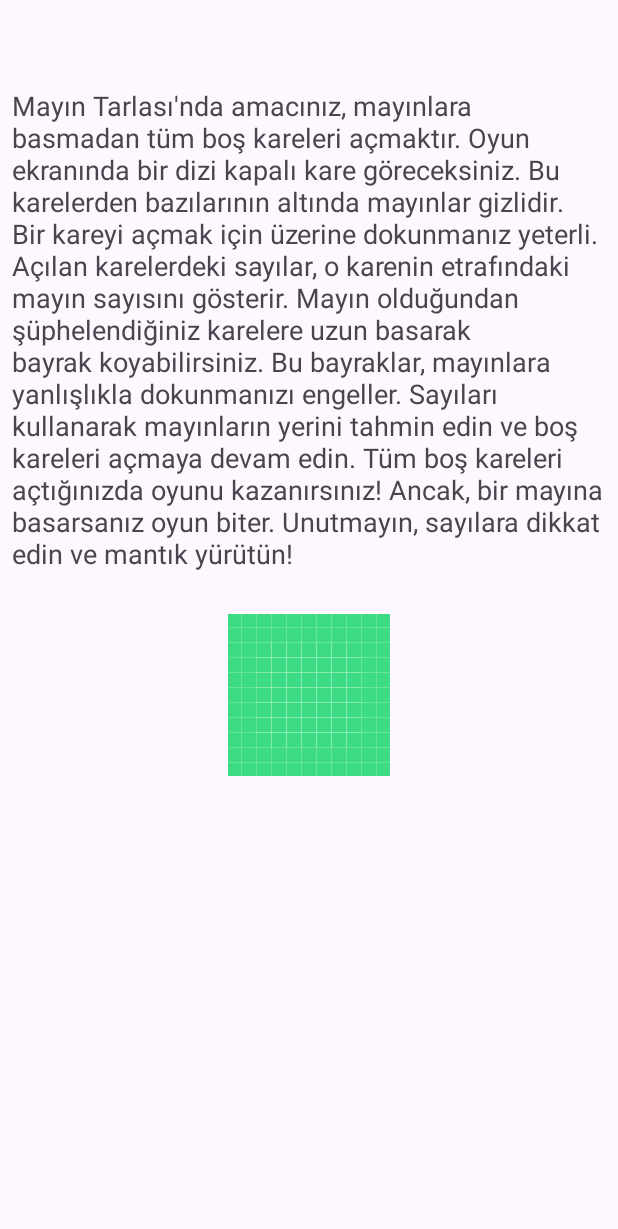
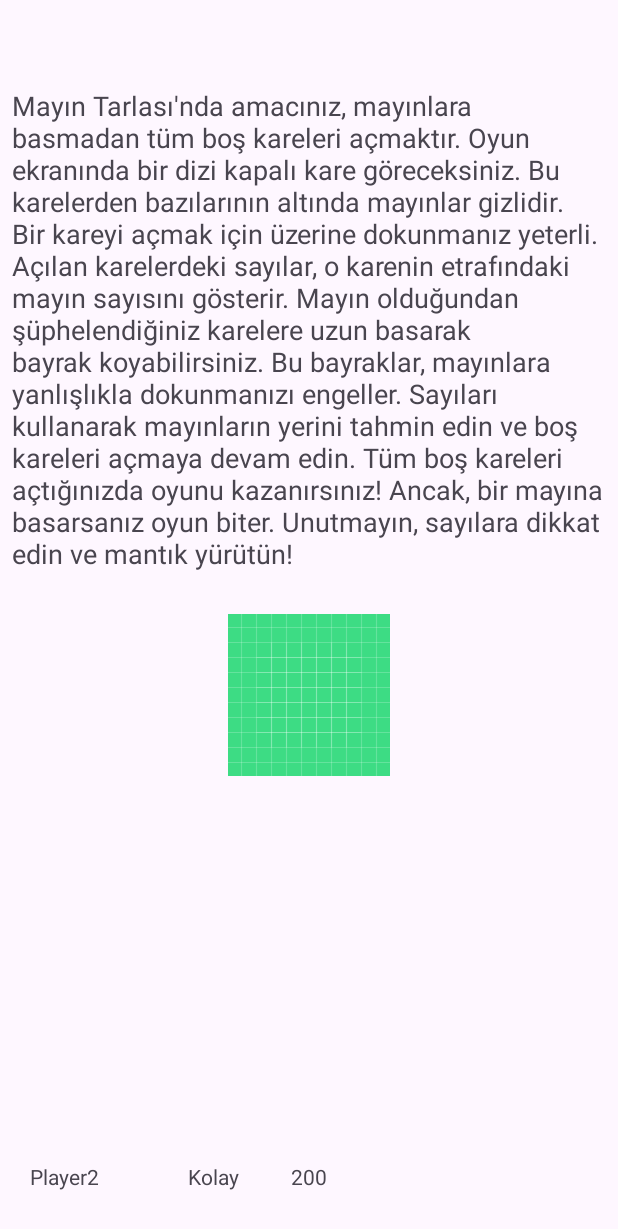
Before and after one commit to b-beyaz/mobil-proje, an Android app: the HowToPlayActivity screen opened directly, with no data from a screen before it, on a phone screen of 412 x 824 dp. Shown: the top 1229 px of the screen. Run offline under Robolectric (Android 15) with nearby library versions, the phone set to English and light mode, and no system bars; our stand-ins replace Room's generated code.

Commit message:
Ediz - RecyclerView çalışmakta ve Nasıl oynanır ekranında gösterilmektedir.

```diff
--- a/app/src/main/java/com/project/mayin/HowToPlayActivity.java
+++ b/app/src/main/java/com/project/mayin/HowToPlayActivity.java
@@ -6,6 +6,10 @@ import androidx.appcompat.app.AppCompatActivity;
 import androidx.core.graphics.Insets;
 import androidx.core.view.ViewCompat;
 import androidx.core.view.WindowInsetsCompat;
+import androidx.recyclerview.widget.LinearLayoutManager;
+import androidx.recyclerview.widget.RecyclerView;
+
+import java.util.List;
 
 public class HowToPlayActivity extends AppCompatActivity{
     @Override
@@ -18,5 +22,13 @@ public class HowToPlayActivity extends AppCompatActivity{
             v.setPadding(systemBars.left, systemBars.top, systemBars.right, systemBars.bottom);
             return insets;
         });
+        AppDatabase db = AppDatabase.getDatabase(this);
+        ScoreDao scoreDao = db.scoreDao();
+        List<Score> scores = scoreDao.getAll();
+
+        RecyclerView recyclerView = findViewById(R.id.mRecyclerView);
+        Score_RecycleViewAdapter adapter = new Score_RecycleViewAdapter(this, scores);
+        recyclerView.setAdapter(adapter);
+        recyclerView.setLayoutManager(new LinearLayoutManager(this));
     }
 }
--- /dev/null
+++ b/app/src/main/java/com/project/mayin/Score_RecycleViewAdapter.java
@@ -0,0 +1,82 @@
+package com.project.mayin;
+
+//import static androidx.core.content.ContextCompat.getString;
+
+import android.content.Context;
+import android.content.Intent;
+import android.graphics.Color;
+import android.view.ActionMode;
+import android.view.LayoutInflater;
+import android.view.Menu;
+import android.view.MenuItem;
+import android.view.View;
+import android.view.ViewGroup;
+import android.widget.ImageView;
+import android.widget.TextView;
+import android.widget.Toast;
+
+import androidx.annotation.NonNull;
+import androidx.appcompat.app.AppCompatActivity;
+import androidx.recyclerview.widget.RecyclerView;
+
+import java.util.ArrayList;
+import java.util.List;
+
+public class Score_RecycleViewAdapter extends RecyclerView.Adapter<Score_RecycleViewAdapter.ViewHolder> {
+
+    Context context;
+    List<Score> scores;
+    private ActionMode actionMode;
+    private List<Score> selectedScores = new ArrayList<>();
+    private ScoreDao scoreDao;
+    private AppDatabase db;
+    public Score_RecycleViewAdapter(Context context, List<Score> scores){
+        this.context = context;
+        this.scores = scores;
+    }
+
+    @NonNull
+    @Override
+    public Score_RecycleViewAdapter.ViewHolder onCreateViewHolder(@NonNull ViewGroup parent, int viewType) {
+        LayoutInflater inflater = LayoutInflater.from(context);
+        View view = inflater.inflate(R.layout.recycler_view, parent, false);
+        return new Score_RecycleViewAdapter.ViewHolder(view);
+    }
+
+    @Override
+    public void onBindViewHolder(@NonNull Score_RecycleViewAdapter.ViewHolder holder, int position) {
+
+        Score score = scores.get(position);
+
+        int scoreValue = score.score; // Assuming score is an int
+        String formattedScore = String.format("%,d", scoreValue);
+        holder.listPlayerName.setText(scores.get(position).playerName);
+        holder.listDifficulty.setText(scores.get(position).difficulty);
+        holder.listScore.setText(formattedScore);
+    }
+
+
+
+
+    @Override
+    public int getItemCount() {
+        return scores.size();
+    }
+
+    public static class ViewHolder extends RecyclerView.ViewHolder {
+
+
+        TextView listScore;
+        TextView listDifficulty;
+        TextView listPlayerName;
+
+        public ViewHolder(@NonNull View itemView) {
+            super(itemView);
+
+            listScore = itemView.findViewById(R.id.listScore);
+            listDifficulty = itemView.findViewById(R.id.listDifficulty);
+            listPlayerName = itemView.findViewById(R.id.listPlayerName);
+        }
+
+    }
+}
--- a/app/src/main/res/layout/activity_how_to_play.xml
+++ b/app/src/main/res/layout/activity_how_to_play.xml
@@ -33,4 +33,17 @@
         app:layout_constraintRight_toRightOf="parent"
         app:layout_constraintTop_toTopOf="parent"
         />
+
+    <androidx.recyclerview.widget.RecyclerView
+        android:id="@+id/mRecyclerView"
+        android:layout_width="match_parent"
+        android:layout_height="0dp"
+        android:layout_marginTop="30dp"
+        android:layout_marginBottom="30dp"
+        android:layout_marginLeft="20dp"
+        android:layout_marginRight="20dp"
+        app:layout_constraintRight_toRightOf="parent"
+        app:layout_constraintLeft_toLeftOf="parent"
+        app:layout_constraintBottom_toBottomOf="parent"
+        />
 </androidx.constraintlayout.widget.ConstraintLayout>
--- /dev/null
+++ b/app/src/main/res/layout/recycler_view.xml
@@ -0,0 +1,31 @@
+<?xml version="1.0" encoding="utf-8"?>
+<androidx.constraintlayout.widget.ConstraintLayout xmlns:android="http://schemas.android.com/apk/res/android"
+    android:layout_width="match_parent"
+    android:layout_height="wrap_content"
+    xmlns:app="http://schemas.android.com/apk/res-auto">
+    <TextView
+        android:id="@+id/listPlayerName"
+        android:layout_width="wrap_content"
+        android:layout_height="wrap_content"
+        android:text=""
+        app:layout_constraintStart_toStartOf="parent"
+        app:layout_constraintTop_toTopOf="parent"
+        app:layout_constraintBottom_toBottomOf="parent"/>
+    <TextView
+        android:id="@+id/listDifficulty"
+        android:layout_width="wrap_content"
+        android:layout_height="wrap_content"
+        android:text=""
+        app:layout_constraintLeft_toRightOf="@id/listPlayerName"
+        app:layout_constraintRight_toRightOf="@id/listScore"
+        app:layout_constraintBottom_toBottomOf="parent"/>
+    <TextView
+        android:id="@+id/listScore"
+        android:layout_width="wrap_content"
+        android:layout_height="wrap_content"
+        android:text=""
+        app:layout_constraintLeft_toRightOf="@id/listScore"
+        app:layout_constraintRight_toRightOf="parent"
+        app:layout_constraintBottom_toBottomOf="parent"/>
+
+</androidx.constraintlayout.widget.ConstraintLayout>
```
